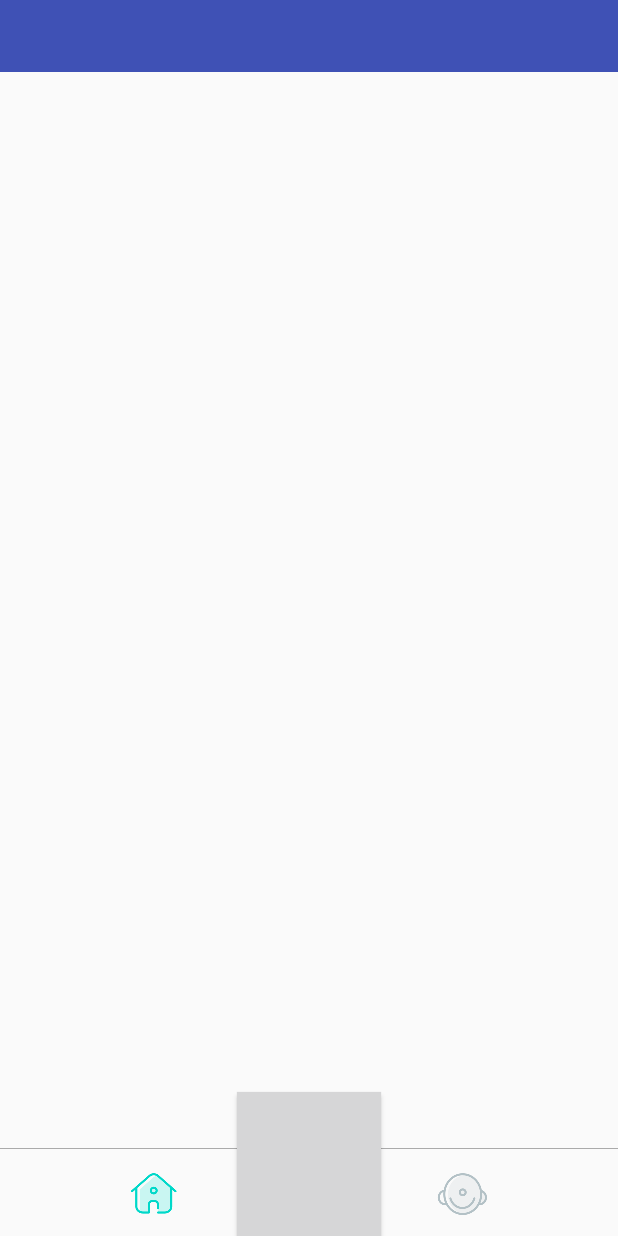
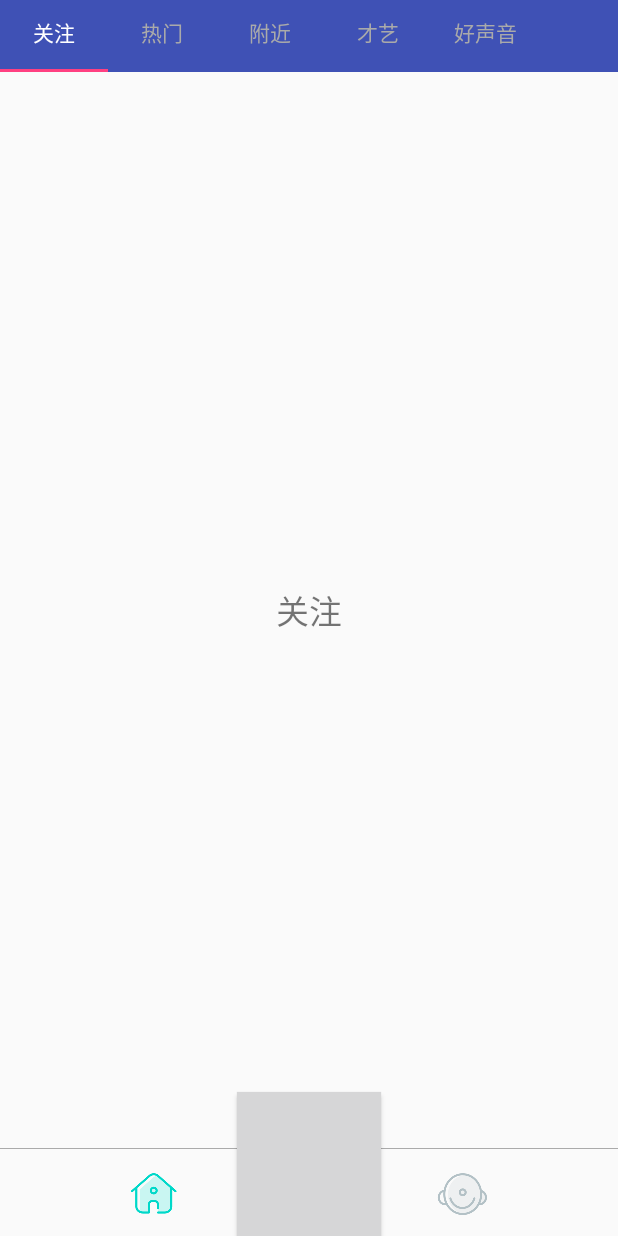
Before and after one commit to ImitateTeam/IngkeeLike, an Android app: the screen it shows after launch (HomeActivity), on a phone screen of 412 x 824 dp. Run offline under Robolectric (Android 15) with nearby library versions, the phone set to English and light mode, and no system bars; our stand-ins replace ButterKnife; libraries missing offline, so code that uses them is left out: rx.android.schedulers, rx.functions, rx.subjects, rx.subscriptions.

Commit message:
试着添加热门页，修改logo

```diff
--- a/app/src/main/java/com/live/ingkeelike/network/api/search/SearchApi.java
+++ b/app/src/main/java/com/live/ingkeelike/network/api/search/SearchApi.java
@@ -11,7 +11,7 @@ import rx.Observable;
  * Created by Administrator on 2017/1/8.
  */
 
-public interface SearchAPI {
+interface SearchAPI {
     /**
      * 搜索用户、直播
      * @param target
--- a/app/src/main/java/com/live/ingkeelike/ui/base/BaseFragment.java
+++ b/app/src/main/java/com/live/ingkeelike/ui/base/BaseFragment.java
@@ -38,6 +38,7 @@ public abstract class BaseFragment<T extends BasePresenter, E extends BaseModel>
             mPresenter.mContext=this.getActivity();
         }
         initPresenter();
+        initData();
         initView();
         return rootView;
     }
@@ -48,7 +49,7 @@ public abstract class BaseFragment<T extends BasePresenter, E extends BaseModel>
     public abstract void initPresenter();
     //初始化view
     protected abstract void initView();
-    //初始化view
+    //初始化数据
     protected abstract void initData();
 
     @Override
--- a/app/src/main/java/com/live/ingkeelike/ui/home/fragment/HomeFragment.java
+++ b/app/src/main/java/com/live/ingkeelike/ui/home/fragment/HomeFragment.java
@@ -7,6 +7,7 @@ import android.support.v4.view.ViewPager;
 import com.live.ingkeelike.R;
 import com.live.ingkeelike.ui.base.BaseFragment;
 import com.live.ingkeelike.ui.base.BaseFragmentAdapter;
+import com.live.ingkeelike.ui.home.fragment.hotfragment.view.HotFragment;
 
 import java.util.ArrayList;
 import java.util.Arrays;
@@ -40,12 +41,23 @@ public class HomeFragment extends BaseFragment {
 
     @Override
     protected void initView() {
+
     }
 
     protected void initData() {
-        for (int i = 0; i < titles.length; i++) {
-            fragments.add(SimpleFragment.newInstance(titles[i]));
-        }
+        fragments.add(SimpleFragment.newInstance(titles[0]));
+
+        //添加热门页
+        fragments.add(new HotFragment());
+
+        fragments.add(SimpleFragment.newInstance(titles[2]));
+        fragments.add(SimpleFragment.newInstance(titles[3]));
+        fragments.add(SimpleFragment.newInstance(titles[4]));
+
+//        for (int i = 2; i < titles.length; i++) {
+//            fragments.add(SimpleFragment.newInstance(titles[i]));
+//        }
+
         home_vp.setAdapter(new BaseFragmentAdapter(getChildFragmentManager(),fragments, Arrays.asList(titles)));
         home_tl.setupWithViewPager(home_vp);
     }
--- /dev/null
+++ b/app/src/main/java/com/live/ingkeelike/ui/home/fragment/hotfragment/adapter/HotListAdapter.java
@@ -0,0 +1,63 @@
+package com.live.ingkeelike.ui.home.fragment.hotfragment.adapter;
+
+import android.content.Context;
+import android.view.LayoutInflater;
+import android.view.View;
+import android.view.ViewGroup;
+import android.widget.BaseAdapter;
+import android.widget.ImageView;
+
+import com.live.ingkeelike.R;
+
+import java.util.List;
+
+/**
+ * Created by alo on 2017/1/10.
+ */
+
+public class HotListAdapter extends BaseAdapter {
+
+    private List<String> hotlist;
+    private Context context;
+
+    public HotListAdapter(Context context, List<String> hotlist) {
+        this.hotlist = hotlist;
+        this.context = context;
+    }
+
+    @Override
+    public int getCount() {
+        return hotlist.size();
+    }
+
+    @Override
+    public Object getItem(int position) {
+        return hotlist.get(position);
+    }
+
+    @Override
+    public long getItemId(int position) {
+        return position;
+    }
+
+    @Override
+    public View getView(int position, View convertView, ViewGroup parent) {
+        ViewHolder viewHolder;
+        if (convertView == null) {
+            viewHolder = new ViewHolder();
+            convertView = LayoutInflater.from(context).inflate(R.layout.hot_list_item, null);
+            viewHolder.hot_lv_item_iv = (ImageView) convertView.findViewById(R.id.hot_list_item_iv);
+            convertView.setTag(viewHolder);
+        } else {
+            viewHolder= (ViewHolder) convertView.getTag();
+        }
+
+        viewHolder.hot_lv_item_iv.setImageResource(R.mipmap.runningman);
+
+        return convertView;
+    }
+
+    class ViewHolder{
+        ImageView hot_lv_item_iv;
+    }
+}
--- /dev/null
+++ b/app/src/main/java/com/live/ingkeelike/ui/home/fragment/hotfragment/presenter/HotPresenter.java
@@ -0,0 +1,20 @@
+package com.live.ingkeelike.ui.home.fragment.hotfragment.presenter;
+
+import com.live.ingkeelike.ui.home.fragment.hotfragment.view.IHotView;
+
+/**
+ * Created by alo on 2017/1/10.
+ */
+
+public class HotPresenter implements IHotPresenter {
+    IHotView iHotView;
+
+    public HotPresenter(IHotView iHotView) {
+        this.iHotView = iHotView;
+    }
+
+    @Override
+    public void doLoadData(String path) {
+
+    }
+}
--- /dev/null
+++ b/app/src/main/java/com/live/ingkeelike/ui/home/fragment/hotfragment/presenter/IHotPresenter.java
@@ -0,0 +1,12 @@
+package com.live.ingkeelike.ui.home.fragment.hotfragment.presenter;
+
+/**
+ * Created by alo on 2017/1/10.
+ */
+
+public interface IHotPresenter {
+    /**
+     * 加载数据
+     */
+    void doLoadData(String path);
+}
--- /dev/null
+++ b/app/src/main/java/com/live/ingkeelike/ui/home/fragment/hotfragment/view/HotFragment.java
@@ -0,0 +1,65 @@
+package com.live.ingkeelike.ui.home.fragment.hotfragment.view;
+
+import android.widget.LinearLayout;
+import android.widget.ListView;
+
+import com.live.ingkeelike.R;
+import com.live.ingkeelike.ui.base.BaseFragment;
+import com.live.ingkeelike.ui.home.fragment.hotfragment.adapter.HotListAdapter;
+import com.live.ingkeelike.ui.home.fragment.hotfragment.presenter.HotPresenter;
+import com.live.ingkeelike.ui.home.fragment.hotfragment.presenter.IHotPresenter;
+
+import java.util.ArrayList;
+import java.util.List;
+
+import butterknife.Bind;
+
+/**
+ * Created by alo on 2017/1/10.
+ */
+
+public class HotFragment extends BaseFragment implements IHotView {
+
+    @Bind(R.id.hot_lv)
+    ListView hot_lv;
+    @Bind(R.id.hot_swipeLayout)
+    LinearLayout hot_swipeLayout;
+
+    private IHotPresenter hotPresenter;
+    private List<String> hotlist;
+    private HotListAdapter hotListAdapter;
+
+    @Override
+    protected int getLayoutResource() {
+        return R.layout.frag_hot;
+    }
+
+    @Override
+    public void initPresenter() {
+        hotPresenter = new HotPresenter(this);
+
+    }
+
+    @Override
+    protected void initView() {
+
+        hotlist = new ArrayList<>();
+        for (int i = 0; i < 50; i++) {
+            hotlist.add(1+"");
+        }
+
+        hotListAdapter = new HotListAdapter(context, hotlist);
+        hot_lv.setAdapter(hotListAdapter);
+
+    }
+
+    @Override
+    protected void initData() {
+
+    }
+
+    @Override
+    public void onLoadData(String path) {
+
+    }
+}
--- /dev/null
+++ b/app/src/main/java/com/live/ingkeelike/ui/home/fragment/hotfragment/view/IHotView.java
@@ -0,0 +1,12 @@
+package com.live.ingkeelike.ui.home.fragment.hotfragment.view;
+
+/**
+ * Created by alo on 2017/1/10.
+ */
+
+public interface IHotView {
+    /**
+     * 加载数据
+     */
+    void onLoadData(String path);
+}
```
Also changed, not shown: app/src/main/res/layout/frag_hot.xml (added, +15 -0 lines), app/src/main/res/layout/hot_list_item.xml (added, +15 -0 lines), app/src/main/res/drawable/logo.png (added), app/src/main/res/mipmap-xxhdpi/runningman.jpg (added).
